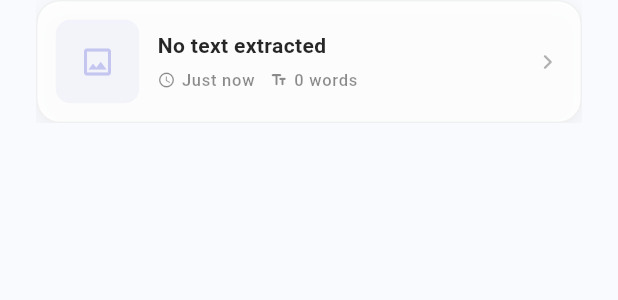
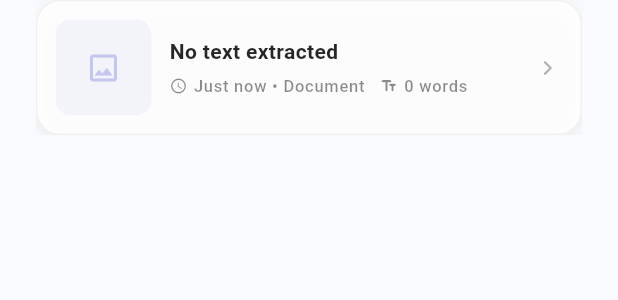
Before and after one commit to inorista/PowerOCR, a Flutter app: the HistoryItem widget shown alone on an empty page, opened directly with empty values, on a phone screen of 412 x 824 dp. Shown: the top 300 px of the screen. Run offline on Flutter 3.47's test engine with Material 3 defaults, Android fonts, the phone set to English and light mode, and no system bars; our stand-ins replace camera, connectivity_plus, dio, envied, equatable, flutter_bloc and 6 more; missing offline and left inert: google_mlkit_barcode_scanning, google_mlkit_text_recognition; accounts and stored records are empty; generated files the repository leaves out were written again.

Commit message:
implement QR scan feature

```diff
--- a/lib/core/constants/enum.dart
+++ b/lib/core/constants/enum.dart
@@ -3,6 +3,23 @@ import 'package:hive_ce/hive.dart';
 import 'package:powerocr/database/hive_database.dart';
 
 part 'enum.g.dart';
+
+enum FeatureOption {
+  @JsonValue('scan_document')
+  scanDocument,
+  @JsonValue('scan_qr')
+  scanQR,
+}
+
+@HiveType(typeId: HiveBoxNums.scanHistoryType)
+enum ScanHistoryType {
+  @HiveField(0)
+  @JsonValue('document')
+  document,
+  @HiveField(1)
+  @JsonValue('qr')
+  qr,
+}
 
 enum VisionFeatureType {
   @JsonValue('TYPE_UNSPECIFIED')
--- a/lib/core/router/app_router.dart
+++ b/lib/core/router/app_router.dart
@@ -1,5 +1,6 @@
 import 'package:flutter/material.dart';
 import 'package:go_router/go_router.dart';
+import 'package:powerocr/core/constants/enum.dart';
 import 'package:powerocr/features/home/presentation/screens/home_screen.dart';
 import 'package:powerocr/features/scanning/domain/entities/text_recognition_result.dart';
 import 'package:powerocr/features/scanning/presentation/screens/scan_result_screen/scan_result_screen.dart';
@@ -22,7 +23,10 @@ final GoRouter router = GoRouter(
     ),
     GoRoute(
       path: AppRouter.scanning,
-      builder: (context, state) => const ScanningScreen(),
+      builder: (context, state) {
+        final extra = state.extra as FeatureOption;
+        return ScanningScreen(featureOption: extra);
+      },
     ),
     GoRoute(
       path: AppRouter.scanResult,
--- a/lib/database/hive_database.dart
+++ b/lib/database/hive_database.dart
@@ -21,13 +21,15 @@ class HiveDatabase {
     Hive.registerAdapter(ThemeModeOptionAdapter());
     Hive.registerAdapter(ScanHistoryEntityAdapter());
     Hive.registerAdapter(ScanTextBlockHistoryEntityAdapter());
+    Hive.registerAdapter(ScanHistoryTypeAdapter());
   }
 
   Future<void> _initBoxes() async {
     await Hive.openBox<ThemeSettingEntity>(HiveBoxIds.themeSettingEntity);
     await Hive.openBox<ScanHistoryEntity>(HiveBoxIds.scanHistoryEntity);
     await Hive.openBox<ScanTextBlockHistoryEntity>(
-        HiveBoxIds.scanTextBlockHistoryEntity);
+      HiveBoxIds.scanTextBlockHistoryEntity,
+    );
   }
 }
 
@@ -42,4 +44,5 @@ class HiveBoxNums {
   static const themeMode = 1;
   static const scanHistoryEntity = 2;
   static const scanTextBlockHistoryEntity = 3;
+  static const scanHistoryType = 4;
 }
--- a/lib/database/hive_entities/scan_history_entity/scan_history_entity.dart
+++ b/lib/database/hive_entities/scan_history_entity/scan_history_entity.dart
@@ -1,4 +1,5 @@
 import 'package:hive_ce/hive.dart';
+import 'package:powerocr/core/constants/enum.dart';
 import 'package:powerocr/database/base_entity.dart';
 import 'package:powerocr/database/hive_database.dart';
 
@@ -12,11 +13,14 @@ class ScanHistoryEntity extends BaseEntity {
   String text;
   @HiveField(3)
   DateTime createdAt;
+  @HiveField(4)
+  ScanHistoryType? type;
 
   ScanHistoryEntity({
     super.id,
     required this.imagePath,
     required this.text,
     required this.createdAt,
+    this.type = ScanHistoryType.document,
   });
 }
--- a/lib/features/home/data/models/scan_history_model.dart
+++ b/lib/features/home/data/models/scan_history_model.dart
@@ -7,6 +7,7 @@ class ScanHistoryModel extends ScanHistory {
     required super.imagePath,
     required super.text,
     required super.createdAt,
+    required super.type,
   });
 
   factory ScanHistoryModel.fromHive(ScanHistoryEntity entity) {
@@ -15,6 +16,7 @@ class ScanHistoryModel extends ScanHistory {
       imagePath: entity.imagePath,
       text: entity.text,
       createdAt: entity.createdAt,
+      type: entity.type,
     );
   }
 
--- a/lib/features/home/domain/entities/scan_history.dart
+++ b/lib/features/home/domain/entities/scan_history.dart
@@ -1,13 +1,17 @@
+import 'package:powerocr/core/constants/enum.dart';
+
 class ScanHistory {
   final String id;
   final String imagePath;
   final String text;
   final DateTime createdAt;
+  final ScanHistoryType? type;
 
   ScanHistory({
     required this.id,
     required this.imagePath,
     required this.text,
     required this.createdAt,
+    this.type = ScanHistoryType.document,
   });
 }
--- a/lib/features/home/presentation/screens/home_screen.dart
+++ b/lib/features/home/presentation/screens/home_screen.dart
@@ -1,6 +1,7 @@
 import 'package:flutter/material.dart';
 import 'package:flutter_bloc/flutter_bloc.dart';
 import 'package:go_router/go_router.dart';
+import 'package:powerocr/core/constants/enum.dart';
 
 import 'package:powerocr/core/router/app_router.dart';
 import 'package:powerocr/features/home/domain/entities/scan_history.dart';
@@ -173,7 +174,10 @@ class _HomeScreenState extends State<HomeScreen> with TickerProviderStateMixin {
                       child: HomeHeroCard(
                         shimmerPos: _shimmerPos,
                         isDark: isDark,
-                        onTap: () => context.push(AppRouter.scanning),
+                        onTap: () => context.push(
+                          AppRouter.scanning,
+                          extra: FeatureOption.scanDocument,
+                        ),
                         theme: theme,
                       ),
                     ),
--- a/lib/features/home/presentation/screens/widgets/history_item.dart
+++ b/lib/features/home/presentation/screens/widgets/history_item.dart
@@ -1,5 +1,6 @@
 import 'dart:io';
 import 'package:flutter/material.dart';
+import 'package:powerocr/core/constants/enum.dart';
 import 'package:powerocr/core/utils/extension.dart';
 import 'package:powerocr/features/home/domain/entities/scan_history.dart';
 import 'package:powerocr/features/home/presentation/screens/widgets/history_thumbnail_place_holder.dart';
@@ -73,8 +74,8 @@ class HistoryItem extends StatelessWidget {
                   ClipRRect(
                     borderRadius: BorderRadius.circular(10),
                     child: SizedBox(
-                      width: 56,
-                      height: 56,
+                      width: 64,
+                      height: 64,
                       child:
                           item.imagePath.isNotEmpty &&
                               File(item.imagePath).existsSync()
@@ -115,6 +116,7 @@ class HistoryItem extends StatelessWidget {
                         ),
                         const SizedBox(height: 5),
                         Row(
+                          crossAxisAlignment: .center,
                           children: [
                             Icon(
                               Icons.access_time_rounded,
@@ -129,6 +131,13 @@ class HistoryItem extends StatelessWidget {
                                 fontWeight: FontWeight.w500,
                               ),
                             ),
+                            Text(
+                              " • ${item.type == ScanHistoryType.document ? 'Document' : 'QR'}",
+                              style: theme.textTheme.labelSmall?.copyWith(
+                                color: subtitleColor,
+                                fontWeight: FontWeight.w500,
+                              ),
+                            ),
                             const SizedBox(width: 10),
                             Icon(
                               Icons.text_fields_rounded,
@@ -136,11 +145,15 @@ class HistoryItem extends StatelessWidget {
                               color: subtitleColor,
                             ),
                             const SizedBox(width: 4),
-                            Text(
-                              '${item.text.split(' ').where((w) => w.isNotEmpty).length} words',
-                              style: theme.textTheme.labelSmall?.copyWith(
-                                color: subtitleColor,
-                                fontWeight: FontWeight.w500,
+                            Expanded(
+                              child: Text(
+                                '${item.text.split(' ').where((w) => w.isNotEmpty).length} words',
+                                maxLines: 1,
+                                overflow: TextOverflow.ellipsis,
+                                style: theme.textTheme.labelSmall?.copyWith(
+                                  color: subtitleColor,
+                                  fontWeight: FontWeight.w500,
+                                ),
                               ),
                             ),
                           ],
--- a/lib/features/scanning/presentation/bloc/scanning_event.dart
+++ b/lib/features/scanning/presentation/bloc/scanning_event.dart
@@ -1,4 +1,5 @@
 import 'package:equatable/equatable.dart';
+import 'package:powerocr/core/constants/enum.dart';
 
 abstract class ScanningEvent extends Equatable {
   const ScanningEvent();
@@ -9,11 +10,12 @@ abstract class ScanningEvent extends Equatable {
 
 class ScanImage extends ScanningEvent {
   final String imagePath;
+  final FeatureOption featureOption;
 
-  const ScanImage(this.imagePath);
+  const ScanImage(this.imagePath, this.featureOption);
 
   @override
-  List<Object> get props => [imagePath];
+  List<Object> get props => [imagePath, featureOption];
 }
 
 class ResetScan extends ScanningEvent {}
```
Also changed, not shown: lib/features/home/presentation/screens/widgets/quick_action.dart (added, +15 -0 lines), lib/features/home/presentation/screens/widgets/quick_action_title.dart (added, +102 -0 lines), lib/features/home/presentation/screens/widgets/quick_actions_grid.dart (+9 -116 lines), lib/features/scanning/presentation/bloc/scanning_bloc.dart (+10 -1 lines), lib/features/scanning/presentation/screens/scanning_screen/scanning_screen.dart (+9 -3 lines), lib/core/constants/enum.g.dart, lib/database/hive_entities/scan_history_entity/scan_history_entity.g.dart, lib/hive_registrar.g.dart.
